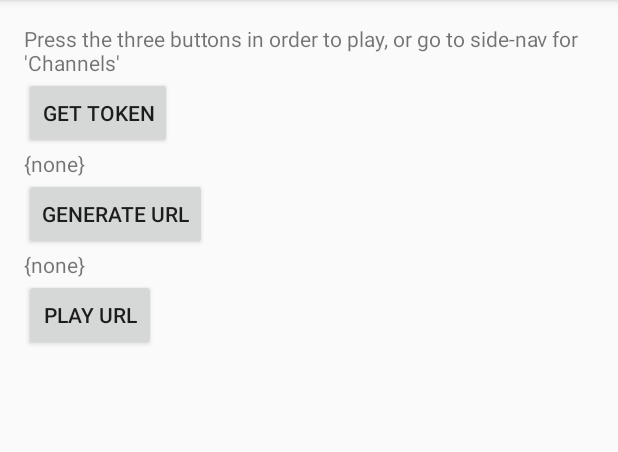
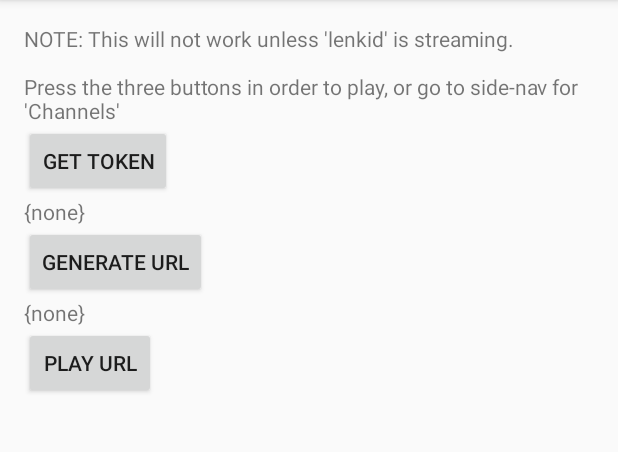
Before and after one commit to lental/MyTwitch, an Android app: the APIDemoActivity screen opened directly, with no data from a screen before it, on a phone screen of 412 x 824 dp, the part 84-536 px from its top. Run offline under Robolectric (Android 15) with nearby library versions, the phone set to English and light mode, and no system bars; network calls fail.

Commit message:
add note about the API Demo, and how it relies on my stream to be running

```diff
--- a/app/src/main/res/layout/content_main.xml
+++ b/app/src/main/res/layout/content_main.xml
@@ -20,7 +20,7 @@
     <TextView
         android:layout_width="wrap_content"
         android:layout_height="wrap_content"
-        android:text="Press the three buttons in order to play, or go to side-nav for 'Channels'" />
+        android:text="NOTE: This will not work unless 'lenkid' is streaming.\n\nPress the three buttons in order to play, or go to side-nav for 'Channels'" />
     <Button
         android:layout_width="wrap_content"
         android:layout_height="wrap_content"
```
Also changed, not shown: 1 other file.
